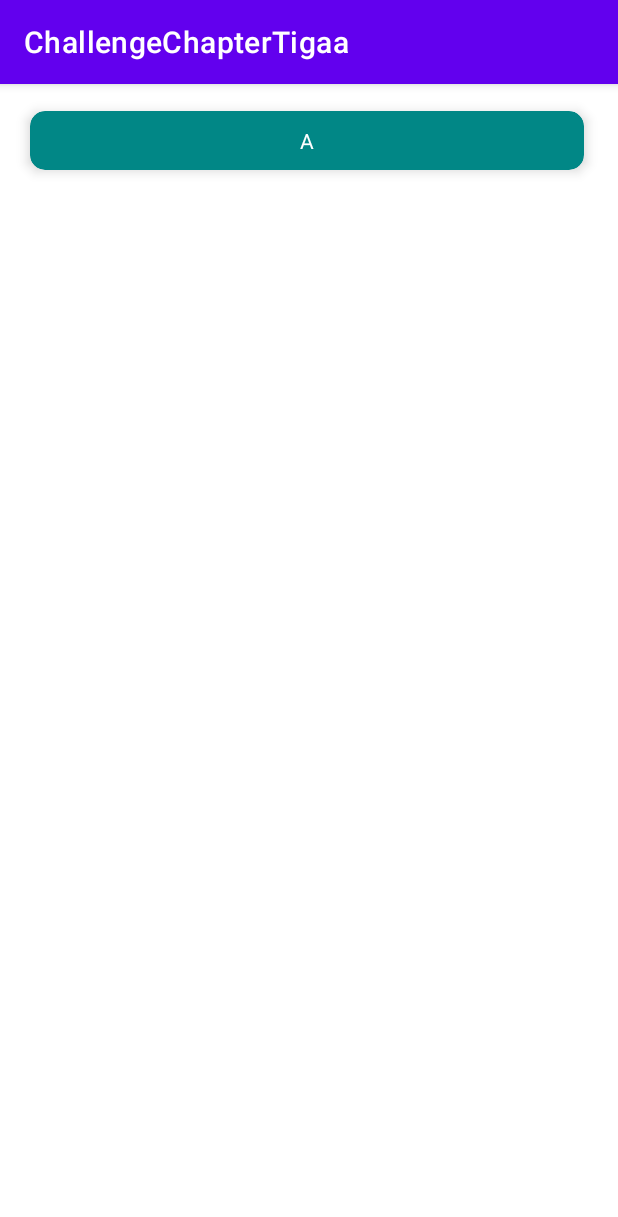
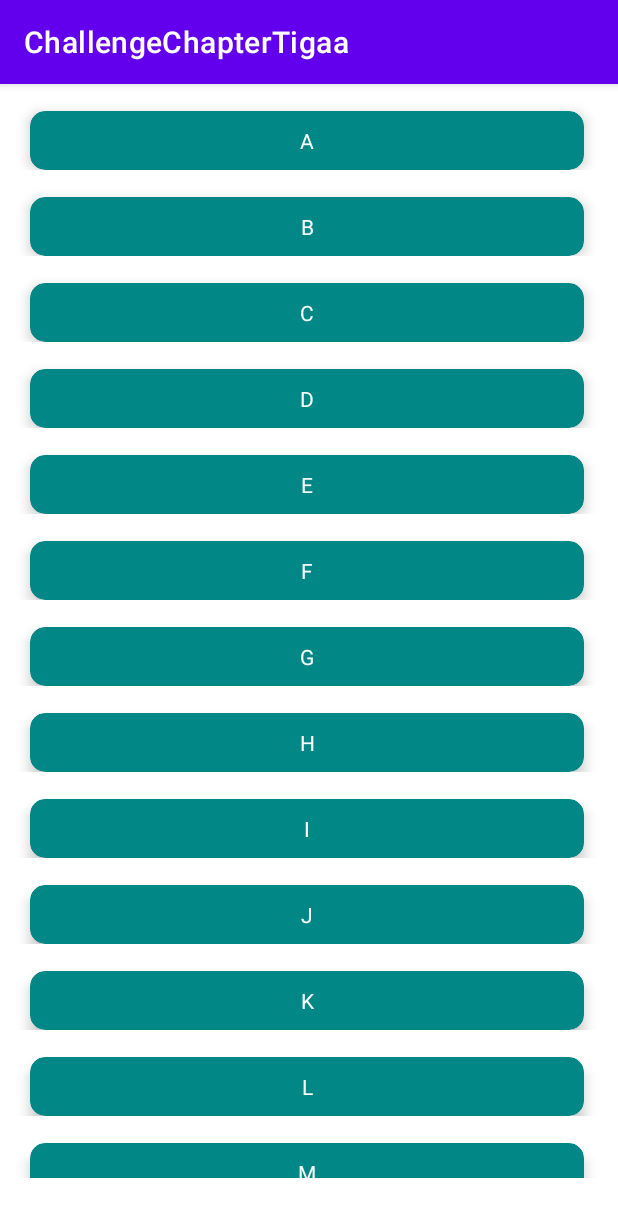
Before and after one commit to SekarAisyah/ChallengeChapterTigaa, an Android app: the screen it shows after launch (MainActivity), on a phone screen of 412 x 824 dp. Shown: the top 1217 px of the screen. Run offline under Robolectric (Android 15) with nearby library versions, the phone set to English and light mode, and no system bars.

```diff
--- a/app/src/main/java/com/example/challengechaptertigaa/ListAbjadFragment.kt
+++ b/app/src/main/java/com/example/challengechaptertigaa/ListAbjadFragment.kt
@@ -1,9 +1,6 @@
 package com.example.challengechaptertigaa
 
-
-import android.content.ContentValues.TAG
 import android.os.Bundle
-import android.util.Log
 import android.view.LayoutInflater
 import android.view.View
 import android.view.ViewGroup
@@ -36,13 +33,39 @@ class ListAbjadFragment : Fragment(), AbjadAdapter.OnItemClickListener {
 
     }
     override fun onKataItemClick(kata: String) {
-        Log.d(TAG, "Kata '$kata' di-klik")
+
     }
 
     private fun generateAbjadList(): List<ListAbjad> {
         val list = mutableListOf<ListAbjad>()
         // ganti dengan logika untuk menghasilkan daftar abjad
-        list.addAll(listOf(ListAbjad("A"), ListAbjad("B"), ListAbjad("C")))
+        list.addAll(listOf(ListAbjad("A"),
+            ListAbjad("B"),
+            ListAbjad("C"),
+            ListAbjad("D"),
+            ListAbjad("E"),
+            ListAbjad("F"),
+            ListAbjad("G"),
+            ListAbjad("H"),
+            ListAbjad("I"),
+            ListAbjad("J"),
+            ListAbjad("K"),
+            ListAbjad("L"),
+            ListAbjad("M"),
+            ListAbjad("N"),
+            ListAbjad("O"),
+            ListAbjad("P"),
+            ListAbjad("Q"),
+            ListAbjad("R"),
+            ListAbjad("S"),
+            ListAbjad("T"),
+            ListAbjad("U"),
+            ListAbjad("V"),
+            ListAbjad("W"),
+            ListAbjad("X"),
+            ListAbjad("Y"),
+            ListAbjad("Z")
+        ))
         return list
     }
 
--- a/app/src/main/res/layout/item_abjad.xml
+++ b/app/src/main/res/layout/item_abjad.xml
@@ -1,7 +1,7 @@
 <?xml version="1.0" encoding="utf-8"?>
 <LinearLayout xmlns:android="http://schemas.android.com/apk/res/android"
     android:layout_width="match_parent"
-    android:layout_height="match_parent"
+    android:layout_height="wrap_content"
     xmlns:app="http://schemas.android.com/apk/res-auto"
     android:orientation="vertical">
 
```
Also changed, not shown: app/src/main/java/com/example/challengechaptertigaa/ListKataFragment.kt (+28 -8 lines).
